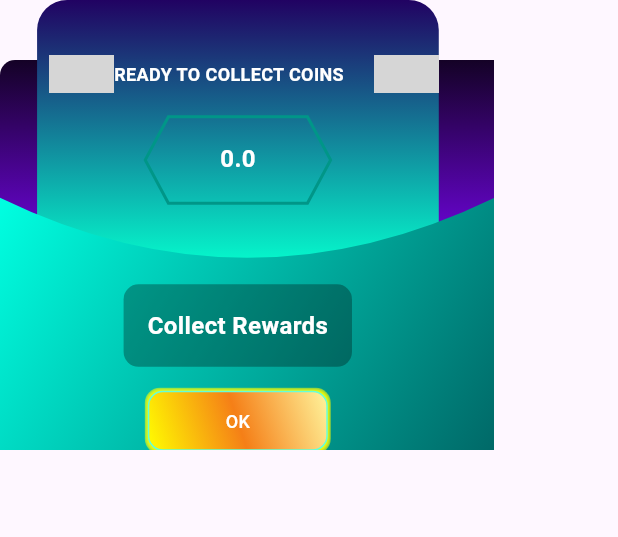
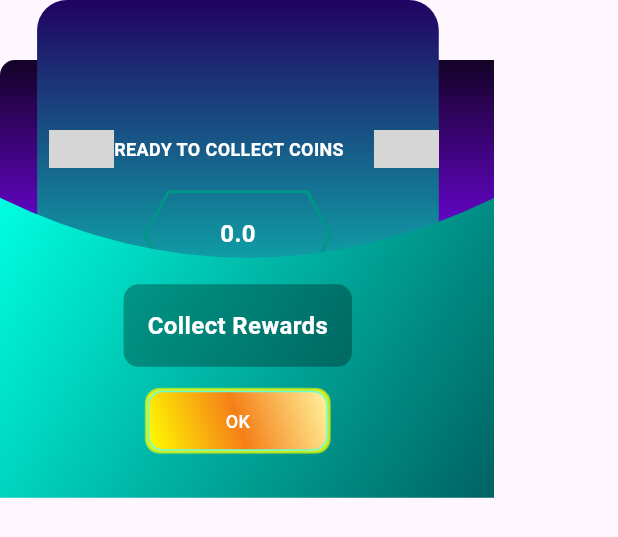
Before and after one commit to srijanC2306/Google-Ads--Animation-in-Flutter-Firebase, a Flutter app: the PopupView widget shown alone on an empty page, opened directly with empty values, on a phone screen of 412 x 824 dp. Shown: the top 537 px of the screen. Run offline on Flutter 3.47's test engine with Material 3 defaults, Android fonts, the phone set to English and light mode, and no system bars; our stand-ins replace cached_network_image, device_info_plus, firebase_core, get, google_mobile_ads, just_audio and 2 more; missing offline and left inert: audio_session, gif; accounts and stored records are empty; statements that could not run were skipped; grey boxes are pictures that could not be loaded.

Commit message:
Rwadme.md updated

```diff
--- a/lib/spinner/widget/popup_view.dart
+++ b/lib/spinner/widget/popup_view.dart
@@ -18,7 +18,7 @@ class PopupView extends StatelessWidget {
   Widget build(BuildContext context) {
     return SizedBox(
       width: Get.width*.80,
-      height: 300,
+      height: 400,
       child: Stack(
         children: [
           Positioned(top: 40, child: _upperView),
```
Also changed, not shown: 1 other file.
